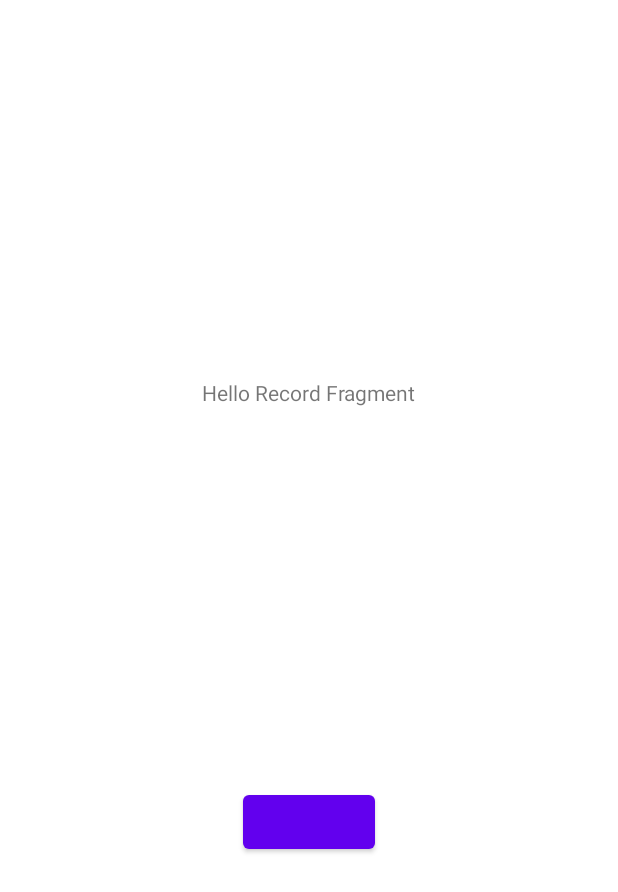
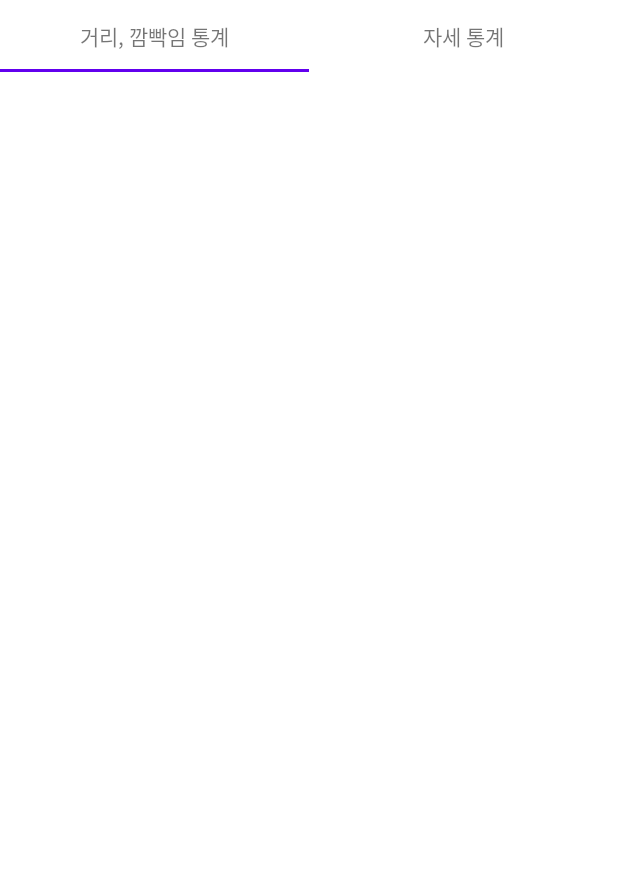
Before and after one commit to tngns1129/skuproject, an Android app: the fragment RecordFragment shown on its own in the app's theme, on a phone screen of 412 x 824 dp. Shown: the top 892 px of the screen. Run offline under Robolectric (Android 15) with nearby library versions, the phone set to English and light mode, and no system bars.

Commit message:
Record fragment 나누기

```diff
--- /dev/null
+++ b/app/src/main/java/com/familyset/myapplication/RecordAdapter.java
@@ -0,0 +1,32 @@
+package com.familyset.myapplication;
+
+import androidx.annotation.NonNull;
+import androidx.fragment.app.Fragment;
+import androidx.fragment.app.FragmentActivity;
+import androidx.viewpager2.adapter.FragmentStateAdapter;
+
+import com.familyset.myapplication.ui.main.record.BlinkRecordFragment;
+import com.familyset.myapplication.ui.main.record.PoseRecordFragment;
+
+
+public class RecordAdapter extends FragmentStateAdapter {
+    public RecordAdapter(@NonNull Fragment fragment) {
+        super(fragment);
+    }
+
+    @NonNull
+    @Override
+    public Fragment createFragment(int position) {
+        if(position==0){
+            return new BlinkRecordFragment();
+        }
+        else{
+            return new PoseRecordFragment();
+        }
+    }
+
+    @Override
+    public int getItemCount() {
+        return 2;
+    }
+}
--- a/app/src/main/java/com/familyset/myapplication/ui/main/MainActivity.java
+++ b/app/src/main/java/com/familyset/myapplication/ui/main/MainActivity.java
@@ -16,6 +16,9 @@ import android.widget.TextView;
 
 import com.familyset.myapplication.R;
 import com.familyset.myapplication.databinding.ActivityMainBinding;
+import com.familyset.myapplication.ui.main.record.BlinkRecordFragment;
+import com.familyset.myapplication.ui.main.record.PoseRecordFragment;
+import com.familyset.myapplication.ui.main.record.RecordFragment;
 import com.google.android.material.tabs.TabLayout;
 import com.google.android.material.tabs.TabLayoutMediator;
 
@@ -40,6 +43,7 @@ public class MainActivity extends AppCompatActivity {
     }
 
     private void setupView(){
+        binding.viewpager.setUserInputEnabled(false);
         binding.viewpager.setAdapter(
                 new MainAdapter(this)
         );
--- a/app/src/main/java/com/familyset/myapplication/ui/main/MainAdapter.java
+++ b/app/src/main/java/com/familyset/myapplication/ui/main/MainAdapter.java
@@ -35,4 +35,5 @@ public class MainAdapter extends FragmentStateAdapter {
     public int getItemCount() {
         return 4;
     }
+
 }
--- /dev/null
+++ b/app/src/main/java/com/familyset/myapplication/ui/main/record/BlinkRecordFragment.java
@@ -0,0 +1,30 @@
+package com.familyset.myapplication.ui.main.record;
+
+import android.os.Bundle;
+import android.view.LayoutInflater;
+import android.view.View;
+import android.view.ViewGroup;
+
+import androidx.annotation.NonNull;
+import androidx.annotation.Nullable;
+import androidx.fragment.app.Fragment;
+
+import com.familyset.myapplication.databinding.FragmentBlinkRecordBinding;
+import com.familyset.myapplication.ui.main.blink.BlinkFragment;
+
+public class BlinkRecordFragment extends Fragment {
+
+    private FragmentBlinkRecordBinding binding;
+
+    public static BlinkRecordFragment newInstance() {
+        BlinkRecordFragment bp = new BlinkRecordFragment();
+        return bp;
+    }
+
+    @Nullable
+    @Override
+    public View onCreateView(@NonNull LayoutInflater inflater, @Nullable ViewGroup container, @Nullable Bundle savedInstanceState) {
+        binding = FragmentBlinkRecordBinding.inflate(getLayoutInflater());
+        return binding.getRoot();
+    }
+}
--- a/app/src/main/java/com/familyset/myapplication/ui/main/record/RecordFragment.java
+++ b/app/src/main/java/com/familyset/myapplication/ui/main/record/RecordFragment.java
@@ -1,15 +1,24 @@
 package com.familyset.myapplication.ui.main.record;
 
 import android.os.Bundle;
+import android.view.Gravity;
 import android.view.LayoutInflater;
 import android.view.View;
 import android.view.ViewGroup;
+import android.widget.TextView;
 
+import androidx.annotation.NonNull;
 import androidx.annotation.Nullable;
 import androidx.fragment.app.Fragment;
+import androidx.fragment.app.FragmentPagerAdapter;
+import androidx.viewpager2.widget.ViewPager2;
 
 import com.familyset.myapplication.R;
+import com.familyset.myapplication.RecordAdapter;
 import com.familyset.myapplication.databinding.FragmentRecordBinding;
+import com.familyset.myapplication.ui.main.MainAdapter;
+import com.google.android.material.tabs.TabLayout;
+import com.google.android.material.tabs.TabLayoutMediator;
 
 public class RecordFragment extends Fragment {
 
@@ -24,14 +33,40 @@ public class RecordFragment extends Fragment {
     @Override
     public View onCreateView(LayoutInflater inflater, @Nullable ViewGroup container, Bundle savedInstanceState) {
         binding = FragmentRecordBinding.inflate(getLayoutInflater());
-        binding.text.setText("Hello Record Fragment");
-        binding.button.setOnClickListener(view -> setTextView());
+
+        setupView();
+
 
         return binding.getRoot();
     }
 
-    private void setTextView() {
-        binding.text.setText("Hi Nice to meet you");
+    private void setupView(){
+        binding.recordviewpager.setAdapter(
+                new RecordAdapter(this)
+        );
+
+        ViewPager2 viewpager = binding.recordviewpager;
+        viewpager.setAdapter(new RecordAdapter(this));
+        TabLayout tabLayout = binding.recordtablayout;
+        String[] tabNames = getResources().getStringArray(R.array.setting_tab_name);
+        new TabLayoutMediator(tabLayout, binding.recordviewpager, (tab, position) -> {
+            TextView textView = new TextView(getActivity());
+            textView.setText(tabNames[position]);
+            textView.setGravity(Gravity.CENTER);
+            tab.setCustomView(textView);
+        }).attach();
+        /*
+        tabLayout.getChildAt(1).setOnClickListener(new View.OnClickListener() {
+            @Override
+            public void onClick(View view) {
+                viewpager.setCurrentItem(1);
+            }
+        });
+         */
+
     }
 
+
+
+
 }
--- /dev/null
+++ b/app/src/main/res/layout/fragment_blink_record.xml
@@ -0,0 +1,7 @@
+<?xml version="1.0" encoding="utf-8"?>
+<LinearLayout xmlns:android="http://schemas.android.com/apk/res/android"
+    android:layout_width="match_parent"
+    android:layout_height="match_parent"
+    android:orientation="vertical">
+
+</LinearLayout>
--- a/app/src/main/res/layout/fragment_record.xml
+++ b/app/src/main/res/layout/fragment_record.xml
@@ -3,28 +3,27 @@
     xmlns:android="http://schemas.android.com/apk/res/android"
     xmlns:tools="http://schemas.android.com/tools"
     android:layout_width="match_parent"
-    android:layout_height="match_parent"
+    android:layout_height="0dp"
     xmlns:app="http://schemas.android.com/apk/res-auto">
 
-    <TextView
-        android:id="@+id/text"
-        android:layout_width="wrap_content"
+    <com.google.android.material.tabs.TabLayout
+        android:id="@+id/recordtablayout"
+        android:layout_width="match_parent"
         android:layout_height="wrap_content"
-        android:text="fragment1"
-        app:layout_constraintBottom_toTopOf="@+id/button"
+        app:layout_constraintBottom_toTopOf="@id/recordviewpager"
         app:layout_constraintEnd_toEndOf="parent"
         app:layout_constraintStart_toStartOf="parent"
-        app:layout_constraintTop_toTopOf="parent">
-    </TextView>
+        app:layout_constraintTop_toTopOf="parent" />
 
-    <Button
-        android:id="@+id/button"
-        android:layout_width="wrap_content"
-        android:layout_height="wrap_content"
+    <androidx.viewpager2.widget.ViewPager2
+        android:id="@+id/recordviewpager"
+        android:layout_width="match_parent"
+        android:layout_height="0dp"
         app:layout_constraintBottom_toBottomOf="parent"
         app:layout_constraintEnd_toEndOf="parent"
         app:layout_constraintStart_toStartOf="parent"
-        app:layout_constraintTop_toBottomOf="@id/text"
-        ></Button>
+        app:layout_constraintTop_toBottomOf="@id/recordtablayout"
+        app:layout_constraintVertical_weight="1" />
+
 
 </androidx.constraintlayout.widget.ConstraintLayout>
--- a/app/src/main/res/values/strings.xml
+++ b/app/src/main/res/values/strings.xml
@@ -10,6 +10,10 @@
         <item>통계</item>
         <item>설정</item>
     </string-array>
+    <string-array name="setting_tab_name">
+        <item>거리, 깜빡임 통계</item>
+        <item>자세 통계</item>
+    </string-array>
     <string name="login_failed">"Login failed"</string>
     <string name="invalid_username">Not a valid username</string>
     <string name="invalid_password">Password must not be blank</string>
```
Also changed, not shown: app/src/main/java/com/familyset/myapplication/ui/main/pose/PoseFragment.java (+15 -2 lines), app/src/main/java/com/familyset/myapplication/ui/main/record/PoseRecordFragment.java (added, +30 -0 lines), app/src/main/res/layout/activity_main.xml (+6 -3 lines), app/src/main/res/layout/fragment_pose_record.xml (added, +7 -0 lines), 3 other files.
